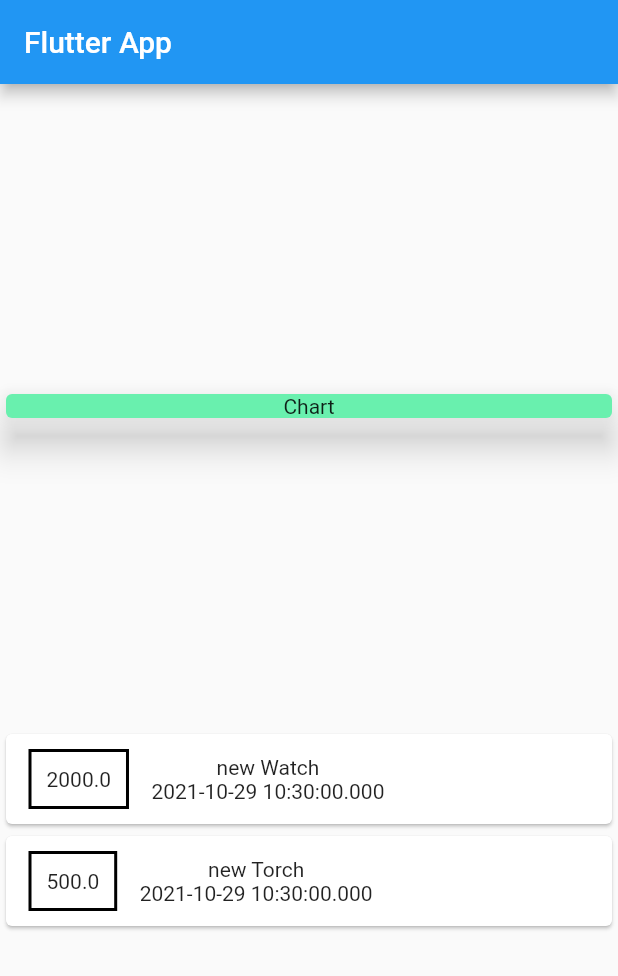
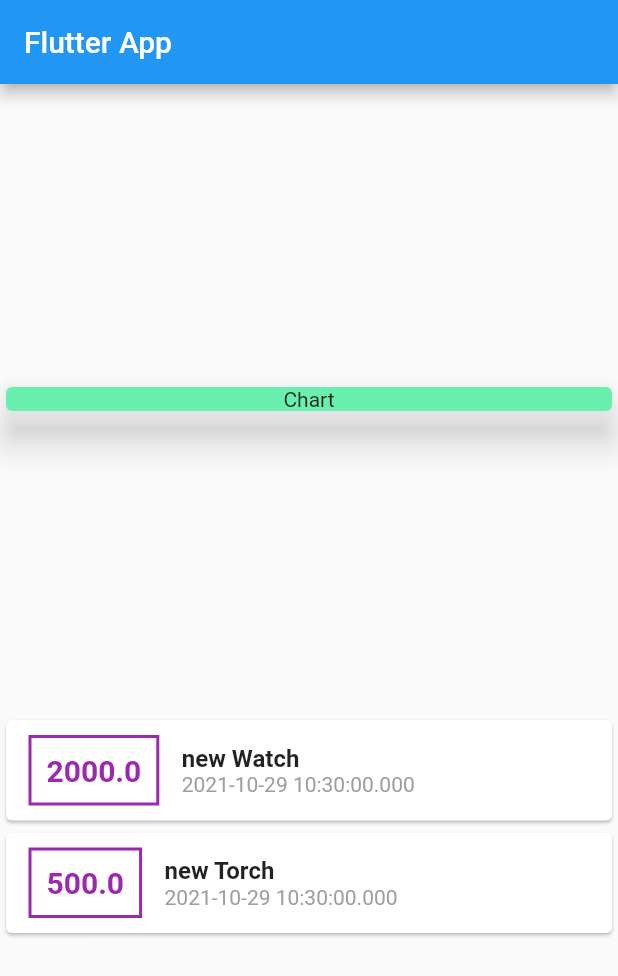
Before and after one commit to PrajilPradeep/Expensify, a Flutter app: the screen it shows after launch, on a phone screen of 412 x 824 dp. Shown: the top 976 px of the screen. Run offline on Flutter 3.47's test engine with Material 2 defaults, Android fonts, the phone set to English and light mode, and no system bars.

Commit message:
Styling Text

```diff
--- a/lib/main.dart
+++ b/lib/main.dart
@@ -60,19 +60,34 @@ class MyHomePage extends StatelessWidget {
                           EdgeInsets.symmetric(vertical: 10, horizontal: 15),
                       decoration: BoxDecoration(
                         border: Border.all(
-                          color: Colors.black,
+                          color: Colors.purple,
                           width: 2,
                         ),
                       ),
                       child: Text(
                         tx.amount.toString(),
+                        style: TextStyle(
+                          fontWeight: FontWeight.bold,
+                          color: Colors.purple,
+                          fontSize: 20,
+                        ),
                       ),
                       padding: EdgeInsets.all(10),
                     ),
                     Column(
+                      crossAxisAlignment: CrossAxisAlignment.start,
                       children: [
-                        Text(tx.title),
-                        Text(tx.date.toString()),
+                        Text(tx.title,
+                            style: TextStyle(
+                              fontSize: 16,
+                              fontWeight: FontWeight.bold,
+                            )),
+                        Text(
+                          tx.date.toString(),
+                          style: TextStyle(
+                            color: Colors.grey,
+                          ),
+                        ),
                       ],
                     )
                   ],
```
